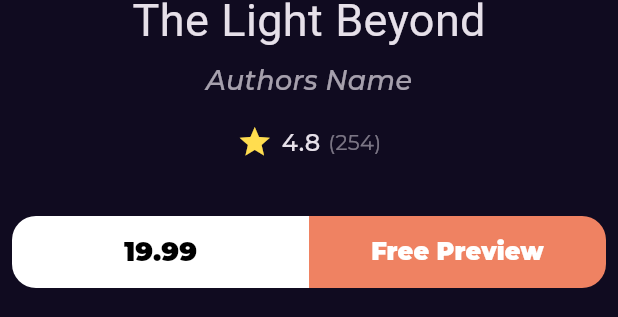
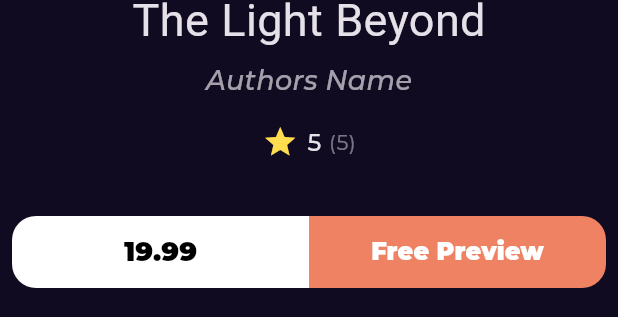
Before and after one commit to DiaaMahdy/Kotoby, a Flutter app: the BookDetailsSection widget shown alone on an empty page, opened directly, on a phone screen of 412 x 824 dp. Shown: the part 647-964 px from the top of the screen. Run offline on Flutter 3.47's test engine with Material 3 defaults, Android fonts, the phone set to English and light mode, and no system bars; drawn by our look-alikes of cached_network_image; our stand-ins replace dartz, dio, equatable, flutter_bloc, get_it, go_router and 1 more; network calls fail.

Commit message:
Newest books lis view data

```diff
--- a/lib/features/home/presentation/views/widgets/book_details_section.dart
+++ b/lib/features/home/presentation/views/widgets/book_details_section.dart
@@ -42,8 +42,10 @@ class BookDetailsSection extends StatelessWidget {
         const SizedBox(
           height: 16,
         ),
-        const BookRating(
+        BookRating(
           mainAxisAlignment: MainAxisAlignment.center,
+          rating: 5,
+          count: 5,
         ),
         const SizedBox(
           height: 37,
--- a/lib/features/home/presentation/views/widgets/book_rating.dart
+++ b/lib/features/home/presentation/views/widgets/book_rating.dart
@@ -5,30 +5,34 @@ class BookRating extends StatelessWidget {
   const BookRating({
     super.key,
     this.mainAxisAlignment = MainAxisAlignment.start,
+    required this.rating,
+    required this.count,
   });
   final MainAxisAlignment mainAxisAlignment;
+  final num rating;
+  final num count;
   @override
   Widget build(BuildContext context) {
     return Row(
       mainAxisAlignment: mainAxisAlignment,
-      children: const [
-        Icon(
+      children: [
+        const Icon(
           Icons.star,
           color: Color(0xffffdd4f),
         ),
-        SizedBox(
+        const SizedBox(
           width: 6,
         ),
         Text(
-          '4.8',
+          rating.toString(),
           style: Styles.textStyle16,
         ),
-        SizedBox(
+        const SizedBox(
           width: 5,
         ),
         Opacity(
           opacity: .5,
-          child: Text('(254)', style: Styles.textStyle14),
+          child: Text('($count)', style: Styles.textStyle14),
         ),
       ],
     );
--- a/lib/features/home/presentation/views/widgets/featured_list_view.dart
+++ b/lib/features/home/presentation/views/widgets/featured_list_view.dart
@@ -25,7 +25,7 @@ class FeaturedListView extends StatelessWidget {
                     padding: const EdgeInsets.symmetric(horizontal: 8.0),
                     child: CustomBookImage(
                       imageUrl:
-                          state.books[index].volumeInfo.imageLinks.thumbnail,
+                          state.books[index].volumeInfo.imageLinks!.thumbnail,
                     ),
                   );
                 }),
--- a/lib/features/home/presentation/views/widgets/home_view_body.dart
+++ b/lib/features/home/presentation/views/widgets/home_view_body.dart
@@ -11,6 +11,7 @@ class HomeViewBody extends StatelessWidget {
   @override
   Widget build(BuildContext context) {
     return const CustomScrollView(
+      physics: BouncingScrollPhysics(),
       slivers: [
         SliverToBoxAdapter(
           child: Column(
@@ -24,7 +25,7 @@ class HomeViewBody extends StatelessWidget {
               Padding(
                 padding: EdgeInsets.symmetric(horizontal: 24),
                 child: Text(
-                  'Best Seller',
+                  'Newest Books',
                   style: Styles.textStyle18,
                 ),
               ),
--- a/lib/features/search/presentation/views/widgets/search_view_body.dart
+++ b/lib/features/search/presentation/views/widgets/search_view_body.dart
@@ -1,6 +1,5 @@
 import 'package:flutter/material.dart';
 import 'package:kotoby/core/utils/styles.dart';
-import 'package:kotoby/features/home/presentation/views/widgets/best_seller_list_view_item.dart';
 
 import 'custom_search_text_field.dart';
 
@@ -44,7 +43,8 @@ class SearchResultListView extends StatelessWidget {
         itemBuilder: (context, index) {
           return const Padding(
             padding: EdgeInsets.symmetric(vertical: 10),
-            child: BookListViewItem(),
+            // child: BookListViewItem(),
+            child: Text('data'),
           );
         });
   }
--- a/lib/main.dart
+++ b/lib/main.dart
@@ -29,7 +29,7 @@ class Kotoby extends StatelessWidget {
         BlocProvider(
           create: (context) => NewestBooksCubit(
             getIt.get<HomeRepoImpl>(),
-          ),
+          )..fetchNewestBooks(),
         ),
       ],
       child: MaterialApp.router(
```
Also changed, not shown: lib/features/home/data/models/book_model/volume_info.dart (+15 -4 lines), lib/features/home/presentation/views/widgets/best_seller_list_view.dart (+26 -9 lines), lib/features/home/presentation/views/widgets/best_seller_list_view_item.dart (+13 -21 lines).
